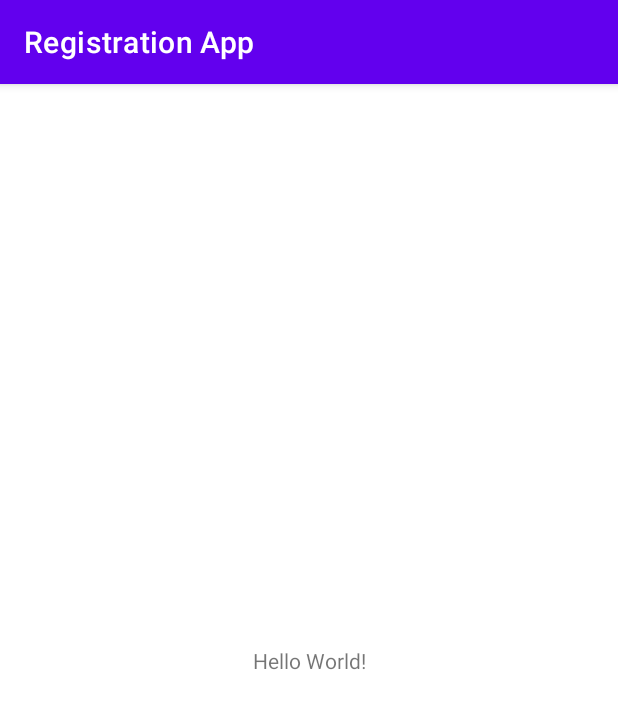
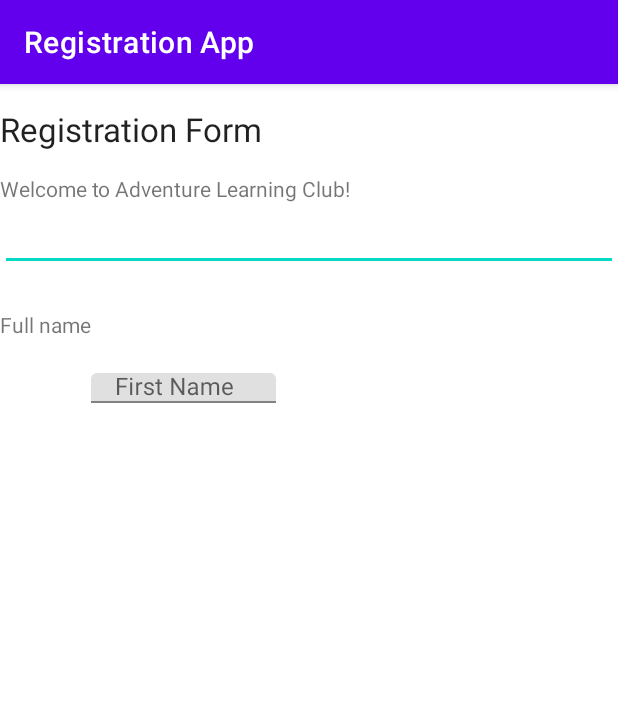
Before and after one commit to 20023837chloelau/L02_Registration_App_01, an Android app: the screen it shows after launch (MainActivity), on a phone screen of 412 x 824 dp. Shown: the top 709 px of the screen. Run offline under Robolectric (Android 15) with nearby library versions, the phone set to English and light mode, and no system bars.

```diff
--- a/app/src/main/res/layout/activity_main.xml
+++ b/app/src/main/res/layout/activity_main.xml
@@ -1,18 +1,54 @@
 <?xml version="1.0" encoding="utf-8"?>
-<androidx.constraintlayout.widget.ConstraintLayout xmlns:android="http://schemas.android.com/apk/res/android"
-    xmlns:app="http://schemas.android.com/apk/res-auto"
+<LinearLayout xmlns:android="http://schemas.android.com/apk/res/android"
     xmlns:tools="http://schemas.android.com/tools"
     android:layout_width="match_parent"
     android:layout_height="match_parent"
-    tools:context=".MainActivity">
+    android:orientation="vertical">
 
     <TextView
+        android:id="@+id/textView"
         android:layout_width="wrap_content"
         android:layout_height="wrap_content"
-        android:text="Hello World!"
-        app:layout_constraintBottom_toBottomOf="parent"
-        app:layout_constraintLeft_toLeftOf="parent"
-        app:layout_constraintRight_toRightOf="parent"
-        app:layout_constraintTop_toTopOf="parent" />
+        android:paddingTop="15dp"
+        android:gravity="center_horizontal"
+        android:text="@string/title"
+        android:textAppearance="@android:style/TextAppearance.Large" />
 
-</androidx.constraintlayout.widget.ConstraintLayout>
+    <TextView
+        android:id="@+id/textView2"
+        android:layout_width="wrap_content"
+        android:layout_height="wrap_content"
+        android:paddingTop="15dp"
+        android:gravity="center_horizontal"
+        android:text="@string/desc" />
+
+    <EditText
+        android:layout_width="match_parent"
+        android:layout_height="wrap_content"
+        android:gravity="center" />
+
+    <LinearLayout
+        android:layout_width="match_parent"
+        android:layout_height="156dp"
+        android:orientation="horizontal">
+
+        <TextView
+            android:id="@+id/textView3"
+            android:layout_width="wrap_content"
+            android:layout_height="wrap_content"
+            android:text="@string/fullname" />
+
+        <com.google.android.material.textfield.TextInputLayout
+            android:layout_width="match_parent"
+            android:layout_height="156dp"
+            android:layout_weight="1">
+
+            <com.google.android.material.textfield.TextInputEditText
+                android:layout_width="123dp"
+                android:layout_height="20dp"
+                android:layout_weight="1"
+                android:hint="First Name" />
+        </com.google.android.material.textfield.TextInputLayout>
+    </LinearLayout>
+
+</LinearLayout>
```
